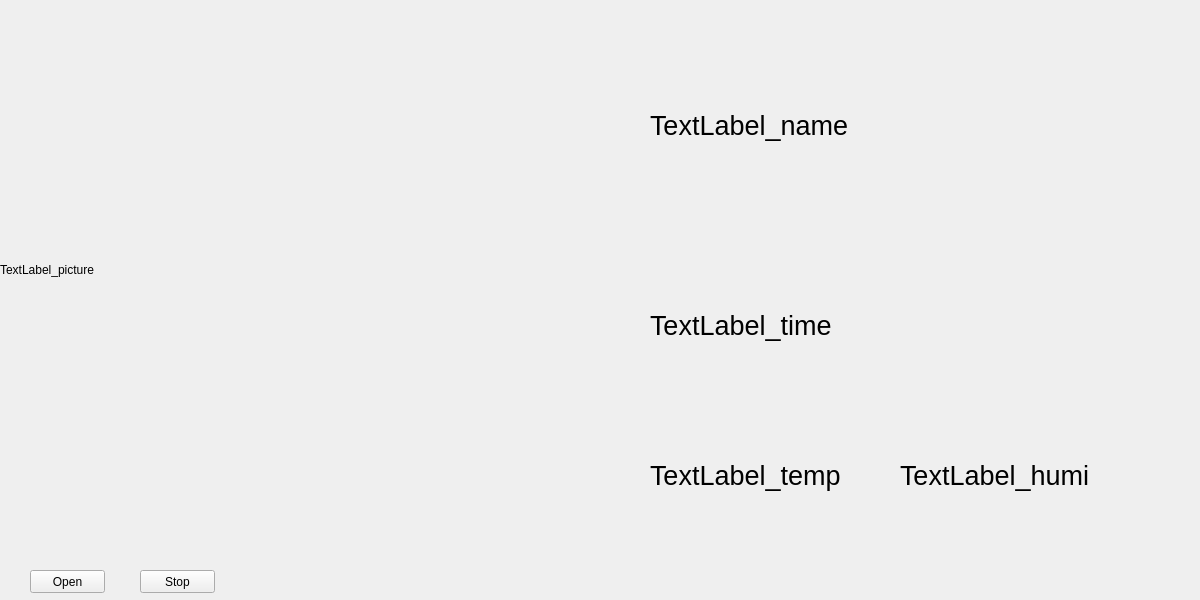
Old version of the form window0709.ui in the repository Ivy60627/Image-recognition-roll-call-system-on-raspberry-pi.
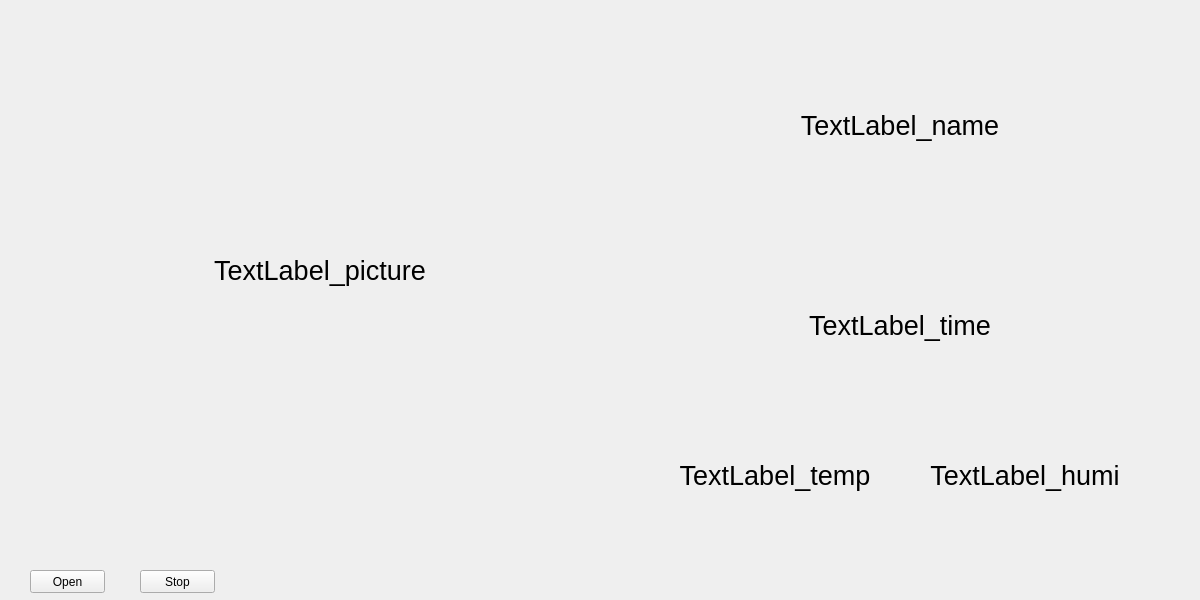
New version of the form.

Patch:
```diff
--- a/window0709.ui
+++ b/window0709.ui
@@ -32,6 +32,9 @@
     <property name="text">
      <string>TextLabel_time</string>
     </property>
+    <property name="alignment">
+     <set>Qt::AlignCenter</set>
+    </property>
    </widget>
    <widget class="QLabel" name="label_temp">
     <property name="geometry">
@@ -51,6 +54,9 @@
     <property name="text">
      <string>TextLabel_temp</string>
     </property>
+    <property name="alignment">
+     <set>Qt::AlignCenter</set>
+    </property>
    </widget>
    <widget class="QLabel" name="label_pic">
     <property name="geometry">
@@ -61,9 +67,17 @@
       <height>480</height>
      </rect>
     </property>
+    <property name="font">
+     <font>
+      <pointsize>20</pointsize>
+     </font>
+    </property>
     <property name="text">
      <string>TextLabel_picture</string>
     </property>
+    <property name="alignment">
+     <set>Qt::AlignCenter</set>
+    </property>
    </widget>
    <widget class="QLabel" name="label_name">
     <property name="geometry">
@@ -83,6 +97,9 @@
     <property name="text">
      <string>TextLabel_name</string>
     </property>
+    <property name="alignment">
+     <set>Qt::AlignCenter</set>
+    </property>
    </widget>
    <widget class="QPushButton" name="camBtn_open">
     <property name="geometry">
@@ -128,6 +145,9 @@
     <property name="text">
      <string>TextLabel_humi</string>
     </property>
+    <property name="alignment">
+     <set>Qt::AlignCenter</set>
+    </property>
    </widget>
   </widget>
  </widget>
```
